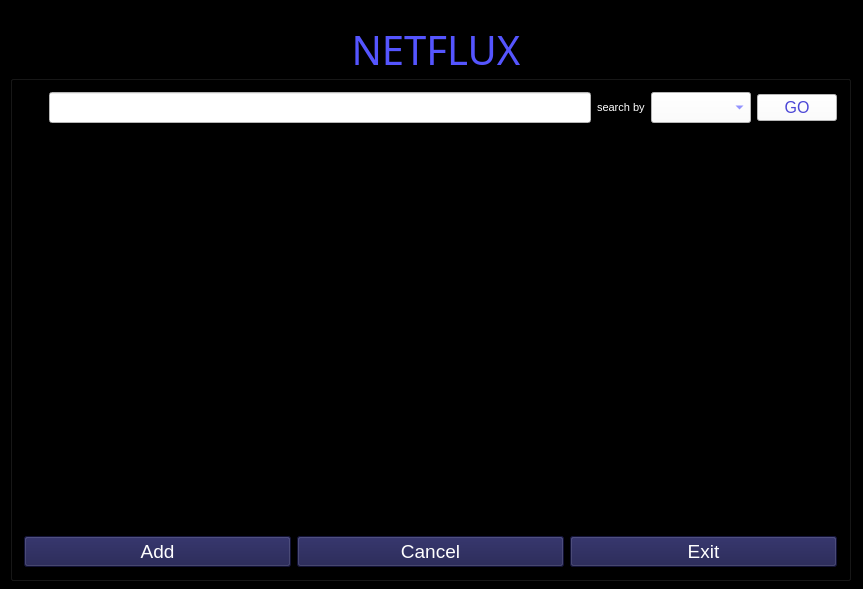
Qt form NetfluxApp/widget.ui (omrmeh/netflux) before a commit.
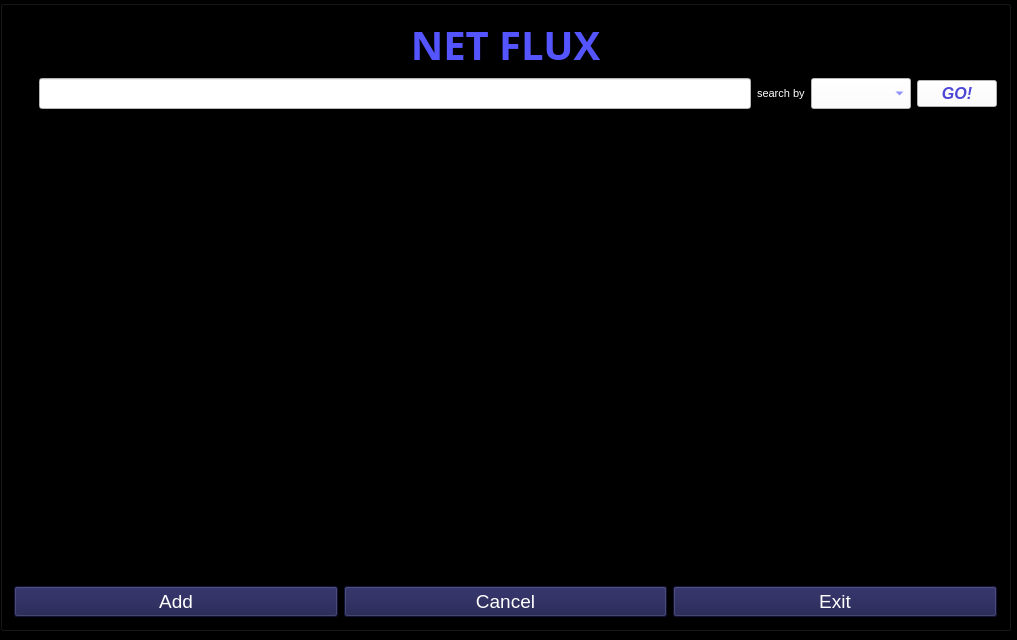
The same form after that commit. Icons and pictures are not drawn.

Commit message: qq init modelView a revoir

What changed in the file:
```diff
--- a/NetfluxApp/widget.ui
+++ b/NetfluxApp/widget.ui
@@ -6,8 +6,8 @@
    <rect>
     <x>0</x>
     <y>0</y>
-    <width>863</width>
-    <height>589</height>
+    <width>1017</width>
+    <height>640</height>
    </rect>
   </property>
   <property name="windowTitle">
@@ -20,10 +20,10 @@
   <widget class="QGroupBox" name="groupBox">
    <property name="geometry">
     <rect>
-     <x>10</x>
-     <y>20</y>
-     <width>841</width>
-     <height>561</height>
+     <x>0</x>
+     <y>0</y>
+     <width>1011</width>
+     <height>631</height>
     </rect>
    </property>
    <property name="sizePolicy">
@@ -32,30 +32,147 @@
      <verstretch>0</verstretch>
     </sizepolicy>
    </property>
+   <property name="maximumSize">
+    <size>
+     <width>1011</width>
+     <height>631</height>
+    </size>
+   </property>
    <property name="font">
     <font>
      <family>Harrington</family>
-     <pointsize>30</pointsize>
+     <pointsize>2</pointsize>
     </font>
    </property>
    <property name="styleSheet">
     <string notr="true">color: rgb(85, 85, 255);</string>
    </property>
    <property name="title">
-    <string>NETFLUX</string>
+    <string/>
    </property>
    <property name="alignment">
     <set>Qt::AlignCenter</set>
    </property>
    <layout class="QGridLayout" name="gridLayout_2">
-    <item row="1" column="0">
-     <layout class="QVBoxLayout" name="verticalLayout">
-      <item>
-       <widget class="QTableView" name="tableView"/>
-      </item>
-     </layout>
-    </item>
     <item row="0" column="0">
+     <layout class="QHBoxLayout" name="horizontalLayout_2">
+      <item>
+       <widget class="QLabel" name="label_9">
+        <property name="maximumSize">
+         <size>
+          <width>120</width>
+          <height>109</height>
+         </size>
+        </property>
+        <property name="text">
+         <string/>
+        </property>
+       </widget>
+      </item>
+      <item>
+       <widget class="QLabel" name="label_7">
+        <property name="maximumSize">
+         <size>
+          <width>119</width>
+          <height>109</height>
+         </size>
+        </property>
+        <property name="text">
+         <string/>
+        </property>
+       </widget>
+      </item>
+      <item>
+       <widget class="QLabel" name="label_6">
+        <property name="maximumSize">
+         <size>
+          <width>116</width>
+          <height>109</height>
+         </size>
+        </property>
+        <property name="text">
+         <string/>
+        </property>
+        <property name="pixmap">
+         <pixmap>../../../Desktop/jamespeng-movie-database2.jpg</pixmap>
+        </property>
+        <property name="scaledContents">
+         <bool>true</bool>
+        </property>
+       </widget>
+      </item>
+      <item>
+       <widget class="QLabel" name="label_5">
+        <property name="font">
+         <font>
+          <family>Harrington</family>
+          <pointsize>30</pointsize>
+          <weight>75</weight>
+          <bold>true</bold>
+         </font>
+        </property>
+        <property name="layoutDirection">
+         <enum>Qt::LeftToRight</enum>
+        </property>
+        <property name="styleSheet">
+         <string notr="true">color: rgb(85, 85, 255);</string>
+        </property>
+        <property name="text">
+         <string>NET FLUX</string>
+        </property>
+        <property name="alignment">
+         <set>Qt::AlignCenter</set>
+        </property>
+       </widget>
+      </item>
+      <item>
+       <widget class="QLabel" name="label_8">
+        <property name="maximumSize">
+         <size>
+          <width>116</width>
+          <height>109</height>
+         </size>
+        </property>
+        <property name="text">
+         <string/>
+        </property>
+        <property name="pixmap">
+         <pixmap>../../../Desktop/jamespeng-movie-database.ico</pixmap>
+        </property>
+        <property name="scaledContents">
+         <bool>true</bool>
+        </property>
+       </widget>
+      </item>
+      <item>
+       <widget class="QLabel" name="label_10">
+        <property name="maximumSize">
+         <size>
+          <width>120</width>
+          <height>109</height>
+         </size>
+        </property>
+        <property name="text">
+         <string/>
+        </property>
+       </widget>
+      </item>
+      <item>
+       <widget class="QLabel" name="label_4">
+        <property name="maximumSize">
+         <size>
+          <width>119</width>
+          <height>109</height>
+         </size>
+        </property>
+        <property name="text">
+         <string/>
+        </property>
+       </widget>
+      </item>
+     </layout>
+    </item>
+    <item row="1" column="0">
      <layout class="QGridLayout" name="gridLayout">
       <item row="0" column="2">
        <widget class="QLineEdit" name="leSearch">
@@ -106,15 +223,19 @@
          <font>
           <family>Arial</family>
           <pointsize>12</pointsize>
+          <weight>75</weight>
+          <italic>true</italic>
+          <bold>true</bold>
          </font>
         </property>
         <property name="styleSheet">
          <string notr="true">color: rgb(255, 255, 255);
+border-color: rgb(85, 85, 255);
 color: rgb(75, 70, 214);
 background-color: rgb(255, 255, 255);</string>
         </property>
         <property name="text">
-         <string>GO</string>
+         <string>GO!</string>
         </property>
        </widget>
       </item>
@@ -156,6 +277,9 @@
      </layout>
     </item>
     <item row="2" column="0">
+     <widget class="QTableView" name="tableView"/>
+    </item>
+    <item row="3" column="0">
      <layout class="QHBoxLayout" name="horizontalLayout">
       <item>
        <widget class="QPushButton" name="pbAdd">
```
The commit also changes 2 other files.
